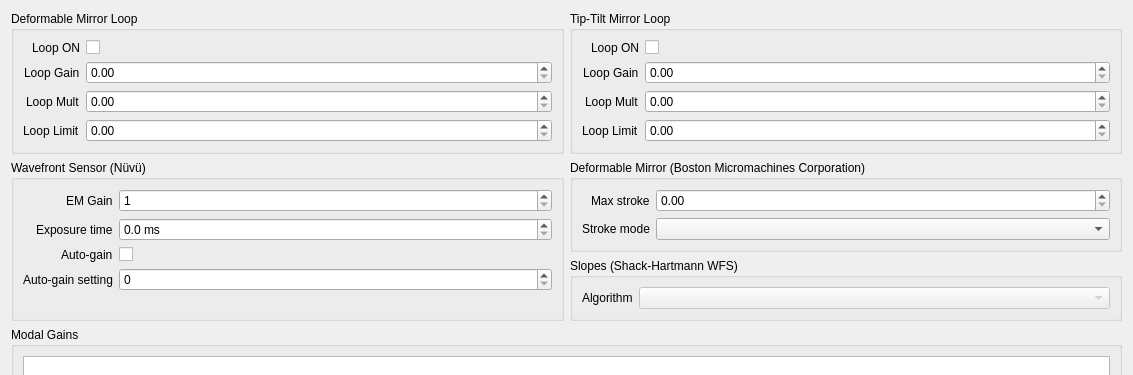
janis-hag/kalao-ics, file guis/ui/loop_controls.ui: the form before one commit; both pictures show x 0 to 1133 and y 0 to 375 of the 1133 by 806 pixel window.
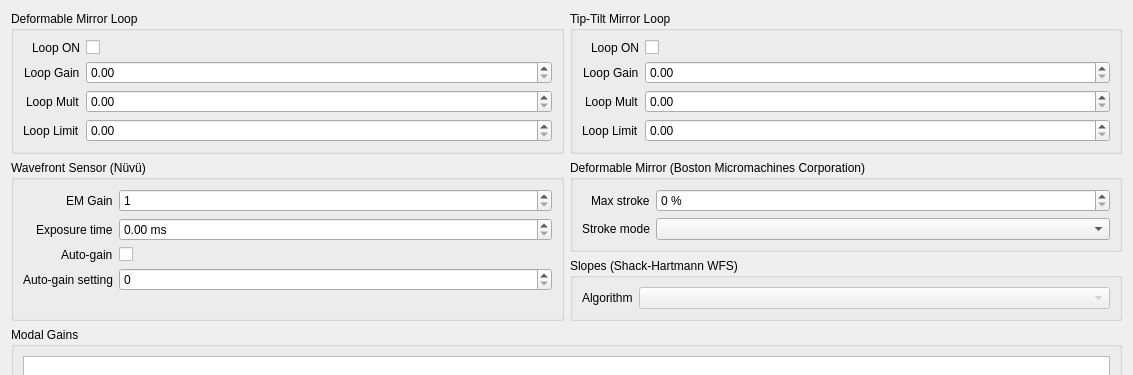
The form after the commit. Custom widgets are drawn as their Qt base class.

What changed in the file:
```diff
--- a/guis/ui/loop_controls.ui
+++ b/guis/ui/loop_controls.ui
@@ -182,11 +182,17 @@
         <property name="keyboardTracking">
          <bool>false</bool>
         </property>
+        <property name="suffix">
+         <string> %</string>
+        </property>
+        <property name="decimals">
+         <number>0</number>
+        </property>
         <property name="minimum">
          <double>0.000000000000000</double>
         </property>
         <property name="maximum">
-         <double>1.000000000000000</double>
+         <double>100.000000000000000</double>
         </property>
         <property name="singleStep">
          <double>0.050000000000000</double>
@@ -357,7 +363,7 @@
          <string> ms</string>
         </property>
         <property name="decimals">
-         <number>1</number>
+         <number>2</number>
         </property>
         <property name="maximum">
          <double>1000.000000000000000</double>
```
Left out of the diff: 2 changed lines with no effect on the pictures.
